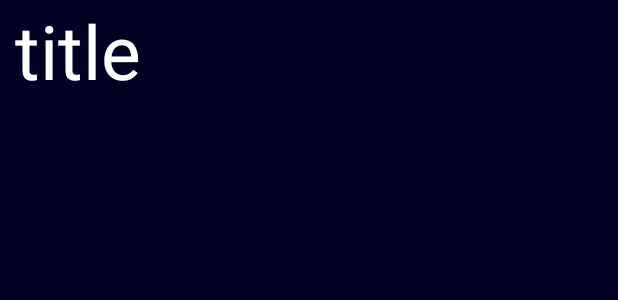
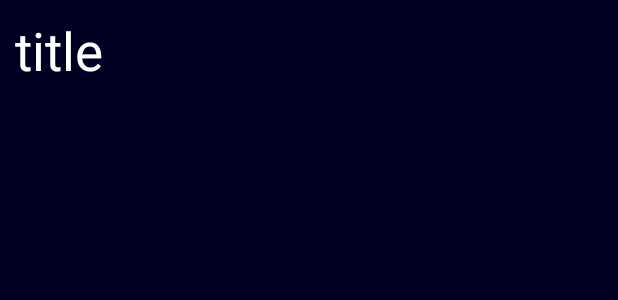
Before and after one commit to wws002/ToDoList, an Android app: the layout item_todo.xml on its own in the app's theme, with its tools: preview values and no code run, on a phone screen of 412 x 824 dp. Shown: the top 300 px of the screen. Run offline under Robolectric (Android 15) with nearby library versions, the phone set to English and light mode, and no system bars.

Commit message:
small UI facelift

```diff
--- a/app/src/main/res/layout/activity_edit.xml
+++ b/app/src/main/res/layout/activity_edit.xml
@@ -30,7 +30,7 @@
         android:layout_marginRight="8dp"
         android:inputType="textMultiLine"
         android:text="@string/lorem"
-        android:textSize="40sp"
+        android:textSize="25sp"
         android:gravity="top"
         app:layout_constraintLeft_toLeftOf="parent"
         app:layout_constraintRight_toRightOf="parent"
--- a/app/src/main/res/layout/item_todo.xml
+++ b/app/src/main/res/layout/item_todo.xml
@@ -7,9 +7,10 @@
     <TextView
         android:id="@+id/tvTitle"
         android:layout_width="400dp"
-        android:layout_height="70dp"
+        android:layout_height="40dp"
         android:layout_marginLeft="10dp"
         android:layout_marginRight="10dp"
+        android:layout_marginTop="10dp"
         android:text="title"
         android:textAppearance="?android:attr/textAppearanceLarge"
         style="@style/noteText"/>
--- a/app/src/main/res/values/colors.xml
+++ b/app/src/main/res/values/colors.xml
@@ -1,6 +1,6 @@
 <?xml version="1.0" encoding="utf-8"?>
 <resources>
-    <color name="colorPrimary">#000000</color>
-    <color name="colorPrimaryDark">#a9a9a9</color>
+    <color name="colorPrimary">#87ceeb</color>
+    <color name="colorPrimaryDark">#87ceeb</color>
     <color name="colorAccent">#FF4081</color>
 </resources>
--- a/app/src/main/res/values/styles.xml
+++ b/app/src/main/res/values/styles.xml
@@ -10,7 +10,8 @@
 
     <style name="noteText">
         <item name="android:textColor">#ffffff</item>
-        <item name="android:textSize">50sp</item>
+        <item name="android:textSize">35sp</item>
     </style>
 
+
 </resources>
```
